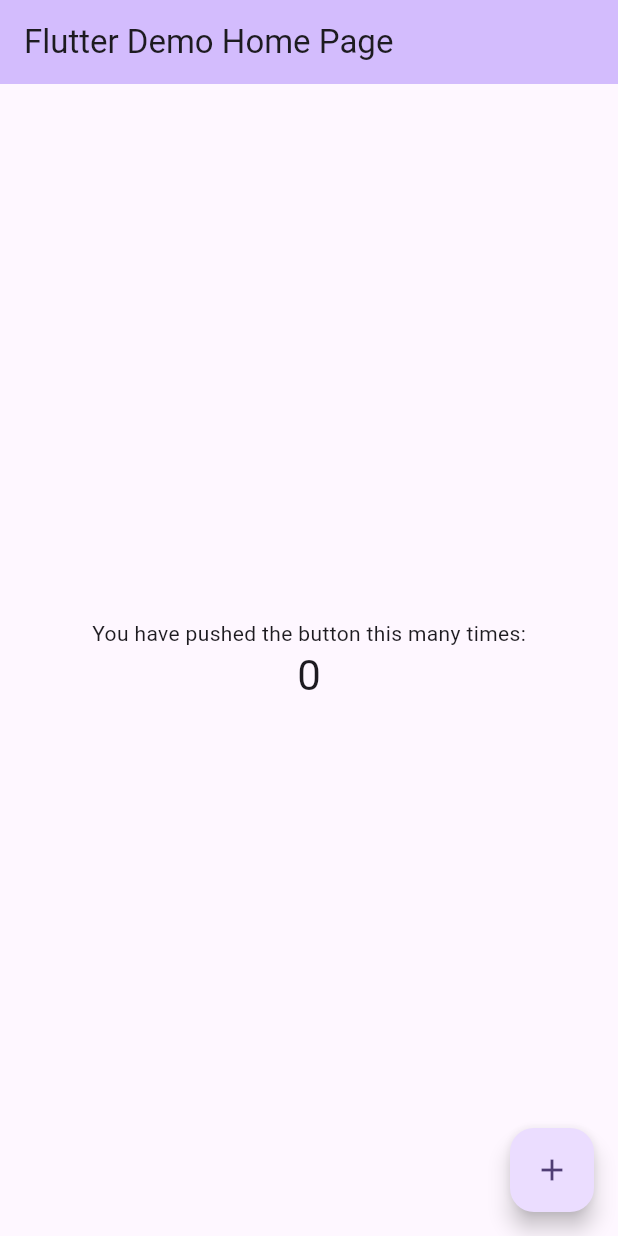
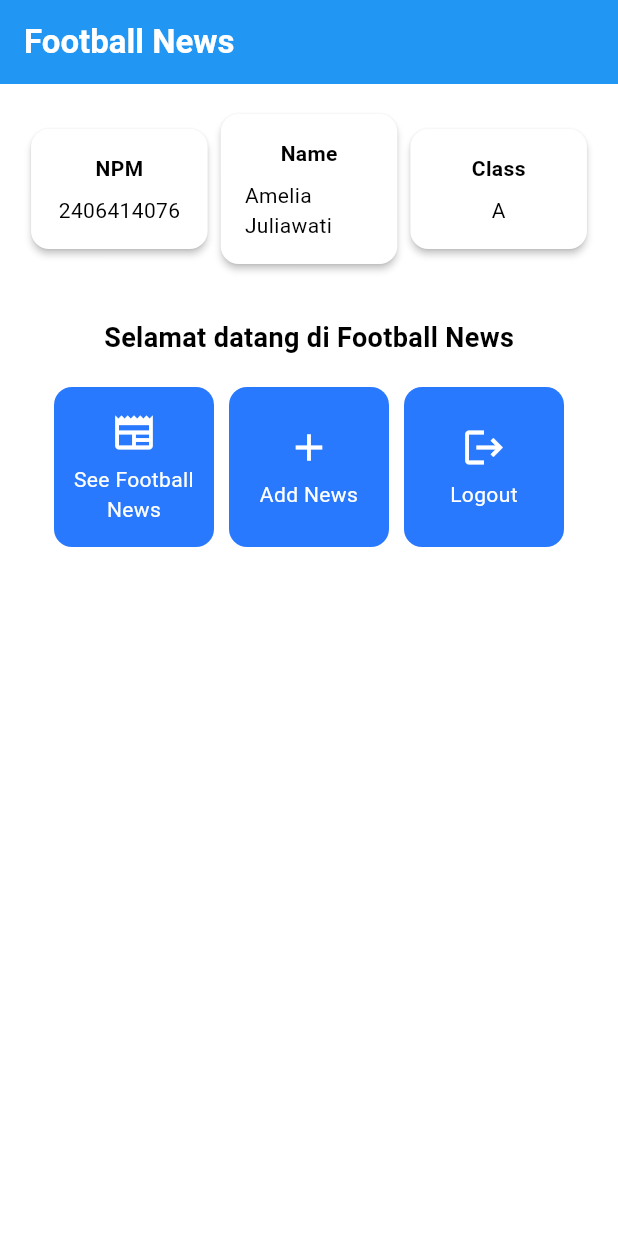
Before and after one commit to amelia-juliawati/football-news-mobile, a Flutter app: the screen it shows after launch, on a phone screen of 412 x 824 dp. Run offline on Flutter 3.47's test engine with Material 3 defaults, Android fonts, the phone set to English and light mode, and no system bars.

Commit message:
tutorial 6 selesai

```diff
--- a/lib/main.dart
+++ b/lib/main.dart
@@ -1,3 +1,4 @@
+import 'package:football_news/menu.dart';
 import 'package:flutter/material.dart';
 
 void main() {
@@ -28,95 +29,10 @@ class MyApp extends StatelessWidget {
         //
         // This works for code too, not just values: Most code changes can be
         // tested with just a hot reload.
-        colorScheme: ColorScheme.fromSeed(seedColor: Colors.deepPurple),
+        colorScheme: ColorScheme.fromSwatch(primarySwatch: Colors.blue)
+        .copyWith(secondary: Colors.blueAccent[400]),
       ),
-      home: const MyHomePage(title: 'Flutter Demo Home Page'),
+      home: MyHomePage(),
     );
   }
 }
-
-class MyHomePage extends StatefulWidget {
-  const MyHomePage({super.key, required this.title});
-
-  // This widget is the home page of your application. It is stateful, meaning
-  // that it has a State object (defined below) that contains fields that affect
-  // how it looks.
-
-  // This class is the configuration for the state. It holds the values (in this
-  // case the title) provided by the parent (in this case the App widget) and
-  // used by the build method of the State. Fields in a Widget subclass are
-  // always marked "final".
-
-  final String title;
-
-  @override
-  State<MyHomePage> createState() => _MyHomePageState();
-}
-
-class _MyHomePageState extends State<MyHomePage> {
-  int _counter = 0;
-
-  void _incrementCounter() {
-    setState(() {
-      // This call to setState tells the Flutter framework that something has
-      // changed in this State, which causes it to rerun the build method below
-      // so that the display can reflect the updated values. If we changed
-      // _counter without calling setState(), then the build method would not be
-      // called again, and so nothing would appear to happen.
-      _counter++;
-    });
-  }
-
-  @override
-  Widget build(BuildContext context) {
-    // This method is rerun every time setState is called, for instance as done
-    // by the _incrementCounter method above.
-    //
-    // The Flutter framework has been optimized to make rerunning build methods
-    // fast, so that you can just rebuild anything that needs updating rather
-    // than having to individually change instances of widgets.
-    return Scaffold(
-      appBar: AppBar(
-        // TRY THIS: Try changing the color here to a specific color (to
-        // Colors.amber, perhaps?) and trigger a hot reload to see the AppBar
-        // change color while the other colors stay the same.
-        backgroundColor: Theme.of(context).colorScheme.inversePrimary,
-        // Here we take the value from the MyHomePage object that was created by
-        // the App.build method, and use it to set our appbar title.
-        title: Text(widget.title),
-      ),
-      body: Center(
-        // Center is a layout widget. It takes a single child and positions it
-        // in the middle of the parent.
-        child: Column(
-          // Column is also a layout widget. It takes a list of children and
-          // arranges them vertically. By default, it sizes itself to fit its
-          // children horizontally, and tries to be as tall as its parent.
-          //
-          // Column has various properties to control how it sizes itself and
-          // how it positions its children. Here we use mainAxisAlignment to
-          // center the children vertically; the main axis here is the vertical
-          // axis because Columns are vertical (the cross axis would be
-          // horizontal).
-          //
-          // TRY THIS: Invoke "debug painting" (choose the "Toggle Debug Paint"
-          // action in the IDE, or press "p" in the console), to see the
-          // wireframe for each widget.
-          mainAxisAlignment: MainAxisAlignment.center,
-          children: <Widget>[
-            const Text('You have pushed the button this many times:'),
-            Text(
-              '$_counter',
-              style: Theme.of(context).textTheme.headlineMedium,
-            ),
-          ],
-        ),
-      ),
-      floatingActionButton: FloatingActionButton(
-        onPressed: _incrementCounter,
-        tooltip: 'Increment',
-        child: const Icon(Icons.add),
-      ), // This trailing comma makes auto-formatting nicer for build methods.
-    );
-  }
-}
--- /dev/null
+++ b/lib/menu.dart
@@ -0,0 +1,179 @@
+import 'package:flutter/material.dart';
+
+class MyHomePage extends StatelessWidget {
+  MyHomePage({super.key});
+
+  final String nama = "Amelia Juliawati"; //nama
+  final String npm = "2406414076"; //npm
+  final String kelas = "A"; //kelas
+  final List<ItemHomepage> items = [
+    ItemHomepage("See Football News", Icons.newspaper),
+    ItemHomepage("Add News", Icons.add),
+    ItemHomepage("Logout", Icons.logout),
+  ];
+
+  @override
+  Widget build(BuildContext context) {
+    // Scaffold menyediakan struktur dasar halaman dengan AppBar dan body.
+    return Scaffold(
+      // AppBar adalah bagian atas halaman yang menampilkan judul.
+      appBar: AppBar(
+        // Judul aplikasi "Football News" dengan teks putih dan tebal.
+        title: const Text(
+          'Football News',
+          style: TextStyle(color: Colors.white, fontWeight: FontWeight.bold),
+        ),
+        // Warna latar belakang AppBar diambil dari skema warna tema aplikasi.
+        backgroundColor: Theme.of(context).colorScheme.primary,
+      ),
+      // Body halaman dengan padding di sekelilingnya.
+      body: Padding(
+        padding: const EdgeInsets.all(16.0),
+        // Menyusun widget secara vertikal dalam sebuah kolom.
+        child: Column(
+          crossAxisAlignment: CrossAxisAlignment.center,
+          children: [
+            // Row untuk menampilkan 3 InfoCard secara horizontal.
+            Row(
+              mainAxisAlignment: MainAxisAlignment.spaceEvenly,
+              children: [
+                InfoCard(title: 'NPM', content: npm),
+                InfoCard(title: 'Name', content: nama),
+                InfoCard(title: 'Class', content: kelas),
+              ],
+            ),
+
+            // Memberikan jarak vertikal 16 unit.
+            const SizedBox(height: 16.0),
+
+            // Menempatkan widget berikutnya di tengah halaman.
+            Center(
+              child: Column(
+                // Menyusun teks dan grid item secara vertikal.
+                children: [
+                  // Menampilkan teks sambutan dengan gaya tebal dan ukuran 18.
+                  const Padding(
+                    padding: EdgeInsets.only(top: 16.0),
+                    child: Text(
+                      'Selamat datang di Football News',
+                      style: TextStyle(
+                        fontWeight: FontWeight.bold,
+                        fontSize: 18.0,
+                      ),
+                    ),
+                  ),
+
+                  // Grid untuk menampilkan ItemCard dalam bentuk grid 3 kolom.
+                  GridView.count(
+                    primary: true,
+                    padding: const EdgeInsets.all(20),
+                    crossAxisSpacing: 10,
+                    mainAxisSpacing: 10,
+                    crossAxisCount: 3,
+                    // Agar grid menyesuaikan tinggi kontennya.
+                    shrinkWrap: true,
+
+                    // Menampilkan ItemCard untuk setiap item dalam list items.
+                    children: items.map((ItemHomepage item) {
+                      return ItemCard(item);
+                    }).toList(),
+                  ),
+                ],
+              ),
+            ),
+          ],
+        ),
+      ),
+    );
+  }
+}
+
+class InfoCard extends StatelessWidget {
+  // Kartu informasi yang menampilkan title dan content.
+
+  final String title; // Judul kartu.
+  final String content; // Isi kartu.
+
+  const InfoCard({super.key, required this.title, required this.content});
+
+  @override
+  Widget build(BuildContext context) {
+    return Card(
+      // Membuat kotak kartu dengan bayangan dibawahnya.
+      elevation: 2.0,
+      child: Container(
+        // Mengatur ukuran dan jarak di dalam kartu.
+        width:
+            MediaQuery.of(context).size.width /
+            3.5, // menyesuaikan dengan lebar device yang digunakan.
+        padding: const EdgeInsets.all(16.0),
+        // Menyusun title dan content secara vertikal.
+        child: Column(
+          children: [
+            Text(title, style: const TextStyle(fontWeight: FontWeight.bold)),
+            const SizedBox(height: 8.0),
+            Text(content),
+          ],
+        ),
+      ),
+    );
+  }
+}
+
+class ItemHomepage {
+  final String name;
+  final IconData icon;
+
+  ItemHomepage(this.name, this.icon);
+}
+
+class ItemCard extends StatelessWidget {
+  // Menampilkan kartu dengan ikon dan nama.
+
+  final ItemHomepage item;
+
+  const ItemCard(this.item, {super.key});
+
+  @override
+  Widget build(BuildContext context) {
+    return Material(
+      // Menentukan warna latar belakang dari tema aplikasi.
+      color: Theme.of(context).colorScheme.secondary,
+      // Membuat sudut kartu melengkung.
+      borderRadius: BorderRadius.circular(12),
+
+      child: InkWell(
+        // Aksi ketika kartu ditekan.
+        onTap: () {
+          // Menampilkan pesan SnackBar saat kartu ditekan.
+          ScaffoldMessenger.of(context)
+            ..hideCurrentSnackBar()
+            ..showSnackBar(
+              SnackBar(
+                content: Text("Kamu telah menekan tombol ${item.name}!"),
+              ),
+            );
+        },
+        // Container untuk menyimpan Icon dan Text
+        child: Container(
+          padding: const EdgeInsets.all(8),
+          child: Center(
+            child: Column(
+              // Menyusun ikon dan teks di tengah kartu.
+              mainAxisAlignment: MainAxisAlignment.center,
+              children: [
+                Icon(item.icon, color: Colors.white, size: 30.0),
+                const Padding(padding: EdgeInsets.all(3)),
+                Text(
+                  item.name,
+                  textAlign: TextAlign.center,
+                  style: const TextStyle(color: Colors.white),
+                ),
+              ],
+            ),
+          ),
+        ),
+      ),
+    );
+  }
+}
```
